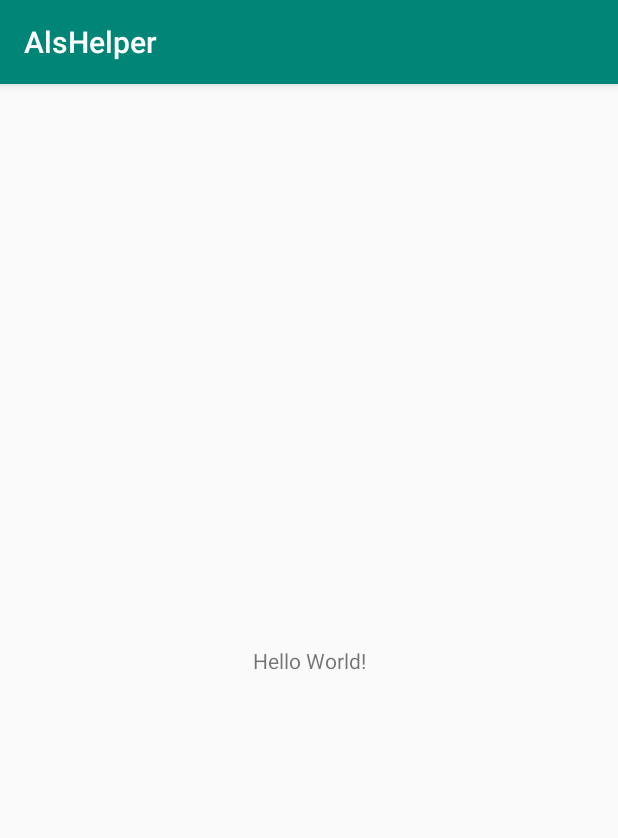
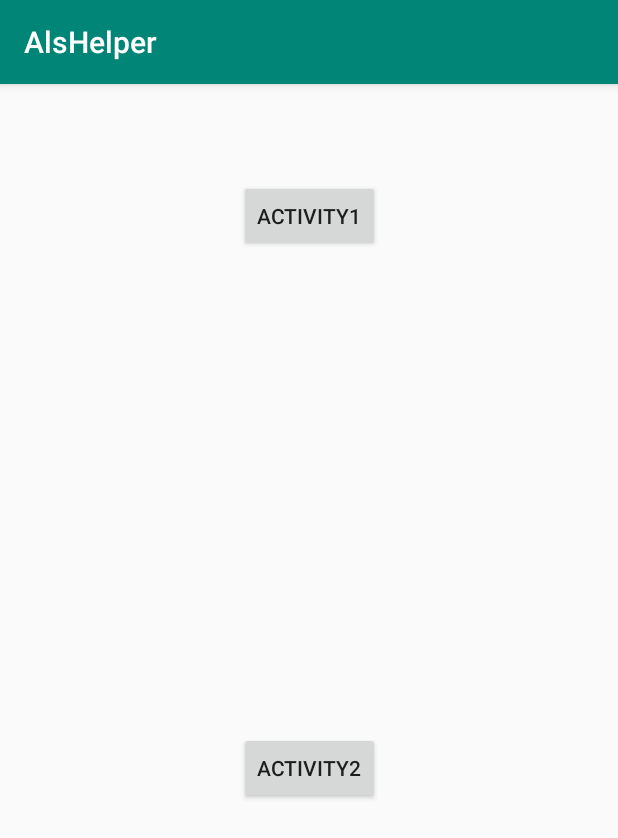
Before and after one commit to brkrot/AlsHelper, an Android app: the screen it shows after launch (MainActivity), on a phone screen of 412 x 824 dp. Shown: the top 838 px of the screen. Run offline under Robolectric (Android 15) with nearby library versions, the phone set to English and light mode, and no system bars.

Commit message:
Commit #3 Half way with main menu

```diff
--- a/app/src/main/java/com/example/alshelper/MainActivity.java
+++ b/app/src/main/java/com/example/alshelper/MainActivity.java
@@ -2,9 +2,16 @@ package com.example.alshelper;
 
 import androidx.appcompat.app.AppCompatActivity;
 
+import android.content.Intent;
 import android.os.Bundle;
+import android.view.View;
 
 public class MainActivity extends AppCompatActivity {
+
+
+    public void move(View v){
+        Intent intent = new
+    }
 
     @Override
     protected void onCreate(Bundle savedInstanceState) {
--- a/app/src/main/res/layout/activity_main.xml
+++ b/app/src/main/res/layout/activity_main.xml
@@ -6,13 +6,31 @@
     android:layout_height="match_parent"
     tools:context=".MainActivity">
 
-    <TextView
+    <Button
+        android:id="@+id/Activity2"
         android:layout_width="wrap_content"
         android:layout_height="wrap_content"
-        android:text="Hello World!"
+        android:layout_marginTop="32dp"
+        android:onClick="move"
+        android:tag="2"
+        android:text="Activity2"
         app:layout_constraintBottom_toBottomOf="parent"
-        app:layout_constraintLeft_toLeftOf="parent"
-        app:layout_constraintRight_toRightOf="parent"
+        app:layout_constraintEnd_toEndOf="parent"
+        app:layout_constraintHorizontal_bias="0.5"
+        app:layout_constraintStart_toStartOf="parent"
+        app:layout_constraintTop_toBottomOf="@+id/Activity1" />
+
+    <Button
+        android:id="@+id/Activity1"
+        android:layout_width="wrap_content"
+        android:layout_height="wrap_content"
+        android:layout_marginTop="64dp"
+        android:onClick="move"
+        android:tag="1"
+        android:text="Activity1"
+        app:layout_constraintEnd_toEndOf="parent"
+        app:layout_constraintHorizontal_bias="0.5"
+        app:layout_constraintStart_toStartOf="parent"
         app:layout_constraintTop_toTopOf="parent" />
 
 </androidx.constraintlayout.widget.ConstraintLayout>
```
